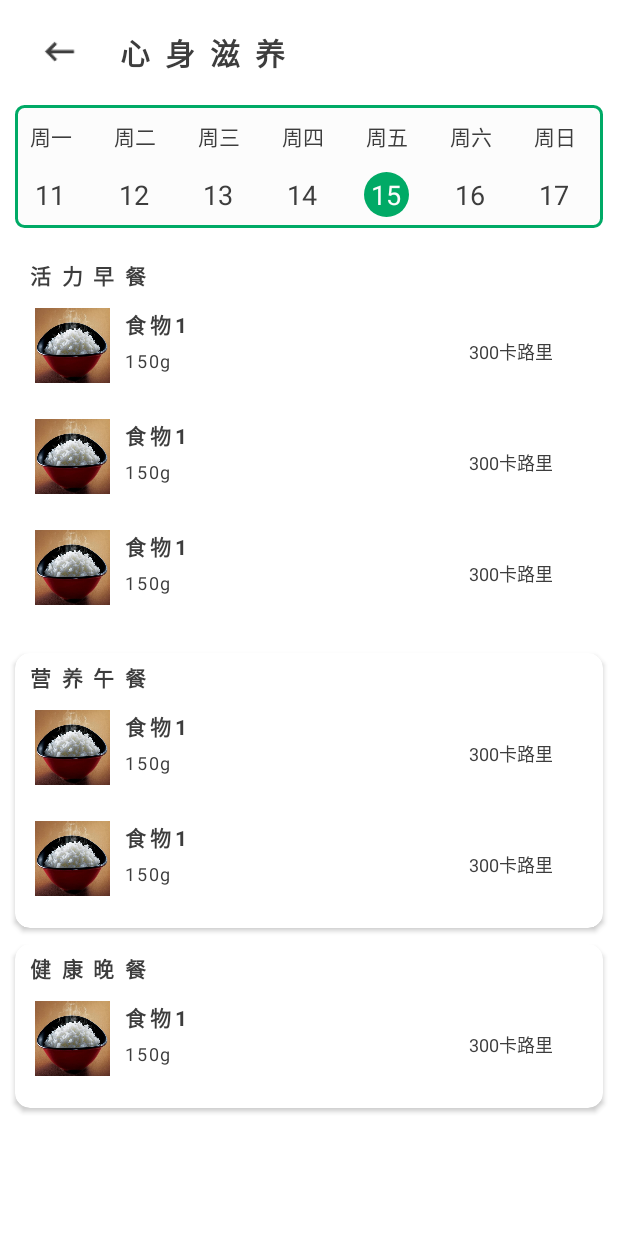
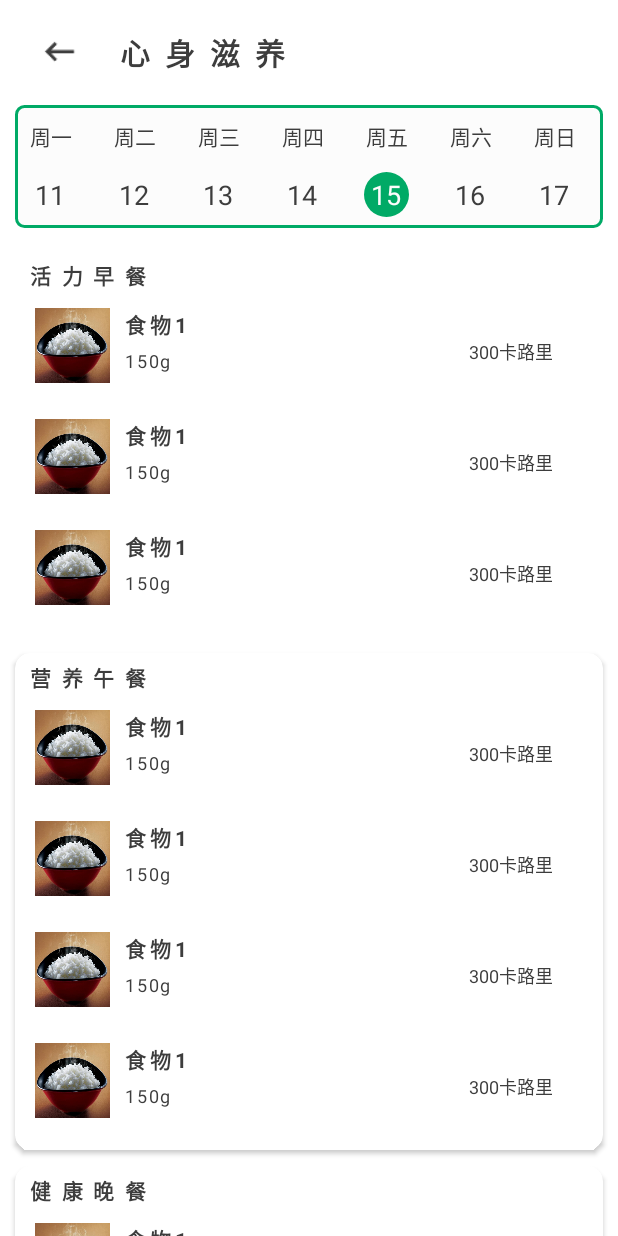
Before and after one commit to Tiriod/Mental, an Android app: the FoodActivity screen opened directly, with no data from a screen before it, on a phone screen of 412 x 824 dp. Run offline under Robolectric (Android 15) with nearby library versions, the light colour scheme and no system bars.

Commit message:
Initial commit

```diff
--- a/app/src/main/java/com/example/mental/FunctionUI/FoodActivity.java
+++ b/app/src/main/java/com/example/mental/FunctionUI/FoodActivity.java
@@ -94,6 +94,8 @@ public class FoodActivity extends AppCompatActivity {
         List<FoodItem> lunchItems = new ArrayList<>();
         lunchItems.add(new FoodItem(R.drawable.image_rice,"食物1", "150g", "300卡路里"));
         lunchItems.add(new FoodItem(R.drawable.image_rice,"食物1", "150g", "300卡路里"));
+        lunchItems.add(new FoodItem(R.drawable.image_rice,"食物1", "150g", "300卡路里"));
+        lunchItems.add(new FoodItem(R.drawable.image_rice,"食物1", "150g", "300卡路里"));
         // ...
         FoodAdapter lunchAdapter = new FoodAdapter(lunchItems);
         lunchRecyclerView.setAdapter(lunchAdapter);
@@ -104,6 +106,8 @@ public class FoodActivity extends AppCompatActivity {
         dinnerRecyclerView.setLayoutManager(dinnerLayoutManager);
         // 初始化晚餐食物数据，例如：
         List<FoodItem> dinnerItems = new ArrayList<>();
+        dinnerItems.add(new FoodItem(R.drawable.image_rice,"食物1", "150g", "300卡路里"));
+        dinnerItems.add(new FoodItem(R.drawable.image_rice,"食物1", "150g", "300卡路里"));
         dinnerItems.add(new FoodItem(R.drawable.image_rice,"食物1", "150g", "300卡路里"));
         // ...
         FoodAdapter dinnerAdapter = new FoodAdapter(dinnerItems);
--- a/app/src/main/res/layout/activity_food.xml
+++ b/app/src/main/res/layout/activity_food.xml
@@ -1,8 +1,8 @@
 <?xml version="1.0" encoding="utf-8"?>
 <RelativeLayout xmlns:android="http://schemas.android.com/apk/res/android"
+    xmlns:app="http://schemas.android.com/apk/res-auto"
     android:layout_width="match_parent"
-    android:layout_height="match_parent"
-    xmlns:app="http://schemas.android.com/apk/res-auto">
+    android:layout_height="wrap_content">
 
     <!-- 添加头部标签的 RecyclerView -->
     <androidx.recyclerview.widget.RecyclerView
@@ -11,10 +11,14 @@
         android:layout_height="wrap_content"
         android:orientation="vertical" />
 
+    <androidx.core.widget.NestedScrollView
+        android:layout_width="match_parent"
+        android:layout_height="wrap_content"
+        android:layout_marginTop="70dp">
         <LinearLayout
             android:layout_width="match_parent"
             android:layout_height="wrap_content"
-        android:layout_marginTop="70dp"
+            android:background="@color/cardview_light_background"
             android:orientation="vertical">
             <!-- res/layout/activity_food.xml -->
 
@@ -22,93 +26,104 @@
                 android:id="@+id/calendarRecyclerView"
                 android:layout_width="match_parent"
                 android:layout_height="wrap_content"
-            android:orientation="horizontal"
                 android:layout_marginStart="10dp"
                 android:layout_marginEnd="10dp"
                 android:layout_marginBottom="10dp"
-            android:background="@drawable/shape_cardview"/>
+                android:background="@drawable/shape_cardview"
+                android:orientation="horizontal" />
+
             <androidx.cardview.widget.CardView
                 android:layout_width="match_parent"
                 android:layout_height="wrap_content"
                 android:layout_marginStart="10dp"
+                android:layout_marginTop="5dp"
                 android:layout_marginEnd="10dp"
-            android:layout_marginTop="5dp"
                 android:layout_marginBottom="5dp"
                 app:cardCornerRadius="10dp">
+
                 <TextView
                     android:layout_width="wrap_content"
                     android:layout_height="wrap_content"
+                    android:layout_marginStart="10dp"
                     android:layout_marginTop="5dp"
-                android:layout_marginStart="10dp"
+                    android:letterSpacing="0.5"
                     android:text="活力早餐"
                     android:textColor="@color/black"
-                android:textStyle="bold"
-                android:letterSpacing="0.5"/>
+                    android:textStyle="bold" />
+
                 <androidx.recyclerview.widget.RecyclerView
                     android:id="@+id/breakfastView"
+                    android:layout_width="match_parent"
+                    android:layout_height="wrap_content"
+                    android:layout_marginStart="5dp"
                     android:layout_marginTop="30dp"
-                android:layout_marginStart="5dp"
                     android:layout_marginEnd="5dp"
-                android:layout_marginBottom="5dp"
-                android:layout_width="match_parent"
-                android:layout_height="wrap_content"/>
+                    android:layout_marginBottom="5dp" />
 
             </androidx.cardview.widget.CardView>
+
             <androidx.cardview.widget.CardView
                 android:layout_width="match_parent"
                 android:layout_height="wrap_content"
                 android:layout_marginStart="10dp"
+                android:layout_marginTop="5dp"
                 android:layout_marginEnd="10dp"
-            android:layout_marginTop="5dp"
                 android:layout_marginBottom="5dp"
                 app:cardCornerRadius="10dp">
+
                 <TextView
                     android:layout_width="wrap_content"
                     android:layout_height="wrap_content"
+                    android:layout_marginStart="10dp"
                     android:layout_marginTop="5dp"
-                android:layout_marginStart="10dp"
+                    android:letterSpacing="0.5"
                     android:text="营养午餐"
                     android:textColor="@color/black"
-                android:textStyle="bold"
-                android:letterSpacing="0.5"/>
+                    android:textStyle="bold" />
+
                 <androidx.recyclerview.widget.RecyclerView
                     android:id="@+id/lunchView"
+                    android:layout_width="match_parent"
+                    android:layout_height="wrap_content"
+                    android:layout_marginStart="5dp"
                     android:layout_marginTop="30dp"
-                android:layout_marginStart="5dp"
                     android:layout_marginEnd="5dp"
-                android:layout_marginBottom="5dp"
-                android:layout_width="match_parent"
-                android:layout_height="wrap_content"/>
+                    android:layout_marginBottom="5dp" />
 
             </androidx.cardview.widget.CardView>
+
             <androidx.cardview.widget.CardView
                 android:layout_width="match_parent"
                 android:layout_height="wrap_content"
                 android:layout_marginStart="10dp"
+                android:layout_marginTop="5dp"
                 android:layout_marginEnd="10dp"
-            android:layout_marginTop="5dp"
                 android:layout_marginBottom="5dp"
                 app:cardCornerRadius="10dp">
+
                 <TextView
                     android:layout_width="wrap_content"
                     android:layout_height="wrap_content"
+                    android:layout_marginStart="10dp"
                     android:layout_marginTop="5dp"
-                android:layout_marginStart="10dp"
+                    android:letterSpacing="0.5"
                     android:text="健康晚餐"
                     android:textColor="@color/black"
-                android:textStyle="bold"
-                android:letterSpacing="0.5"/>
+                    android:textStyle="bold" />
+
                 <androidx.recyclerview.widget.RecyclerView
                     android:id="@+id/dinnerView"
+                    android:layout_width="match_parent"
+                    android:layout_height="wrap_content"
+                    android:layout_marginStart="5dp"
                     android:layout_marginTop="30dp"
-                android:layout_marginStart="5dp"
                     android:layout_marginEnd="5dp"
-                android:layout_marginBottom="5dp"
-                android:layout_width="match_parent"
-                android:layout_height="wrap_content"/>
+                    android:layout_marginBottom="5dp" />
 
             </androidx.cardview.widget.CardView>
 
         </LinearLayout>
+    </androidx.core.widget.NestedScrollView>
+
 
 </RelativeLayout>
--- a/app/src/main/res/layout/fragment_home.xml
+++ b/app/src/main/res/layout/fragment_home.xml
@@ -45,7 +45,6 @@
             android:layout_height="200dp"
             android:layout_marginStart="10dp"
             android:layout_marginEnd="10dp"
-            android:background="@drawable/shape_banner"
             android:clipToPadding="false" />
         <!--功能栏模块-->
         <androidx.recyclerview.widget.RecyclerView
--- a/app/src/main/res/layout/item_banner.xml
+++ b/app/src/main/res/layout/item_banner.xml
@@ -1,14 +1,14 @@
 <?xml version="1.0" encoding="utf-8"?>
-<FrameLayout
-    xmlns:android="http://schemas.android.com/apk/res/android"
+<androidx.cardview.widget.CardView xmlns:android="http://schemas.android.com/apk/res/android"
+    xmlns:app="http://schemas.android.com/apk/res-auto"
     android:layout_width="match_parent"
     android:layout_height="match_parent"
-    android:background="@drawable/shape_banner"
-    android:clipToPadding="false">
+    app:cardCornerRadius="5dp"
+    app:cardElevation="0dp">
 
     <ImageView
         android:id="@+id/bannerImage"
         android:layout_width="match_parent"
         android:layout_height="match_parent"
         android:scaleType="centerCrop" />
-</FrameLayout>
+</androidx.cardview.widget.CardView>
```
Lines whose indentation alone changed are shown as unchanged.
